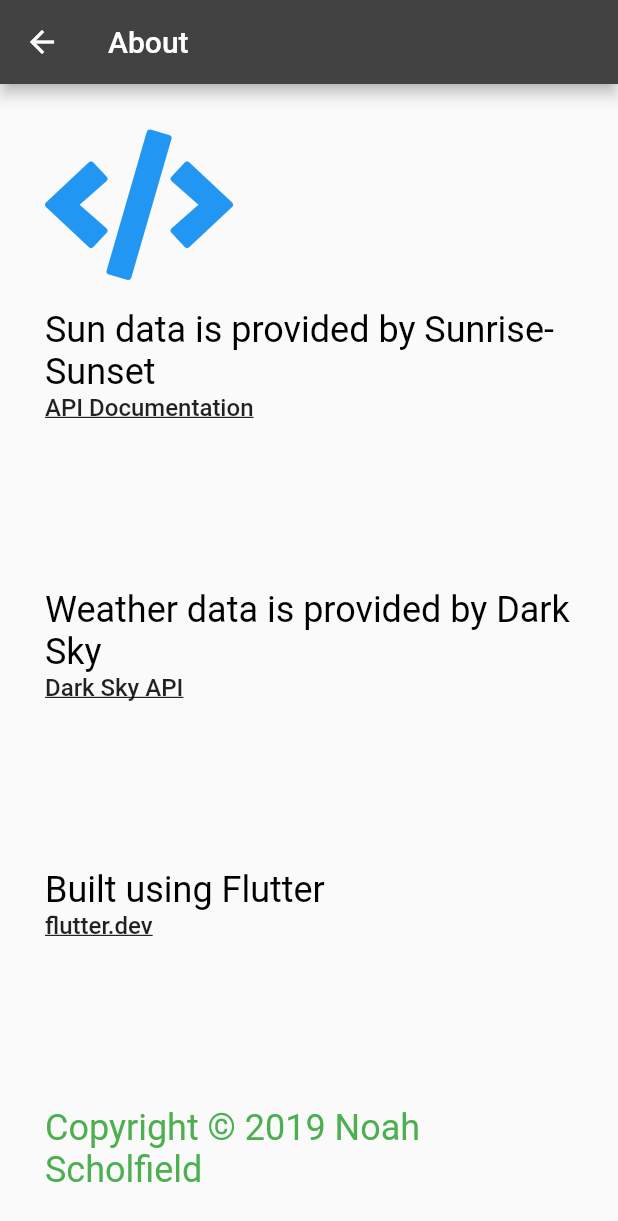
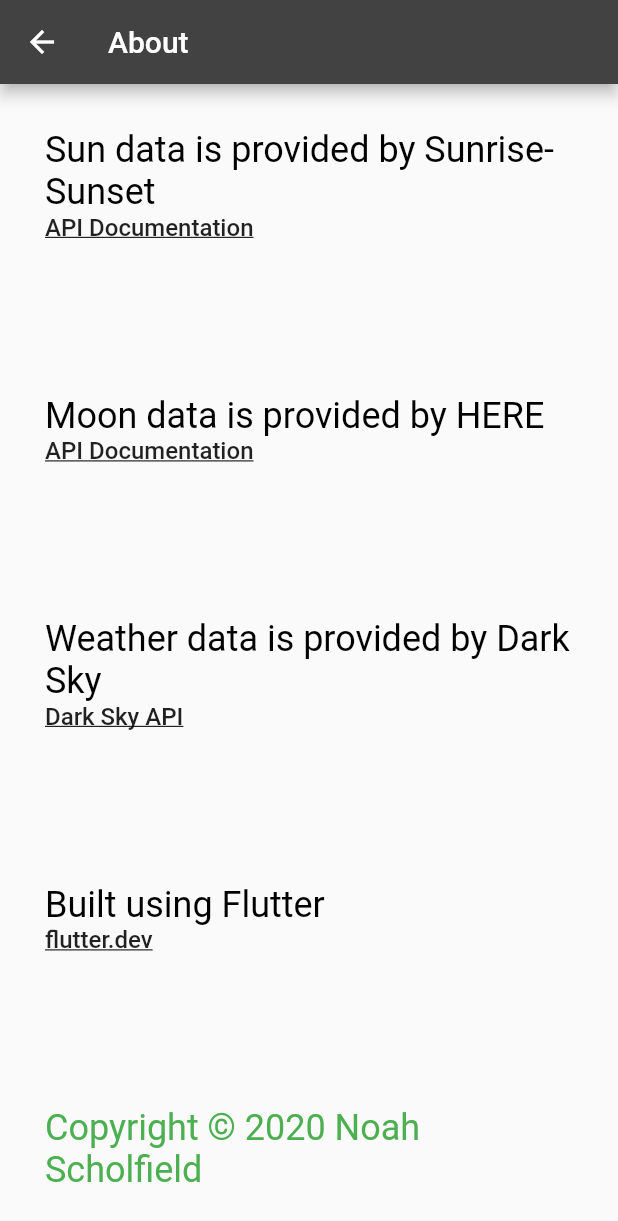
Before and after one commit to njscholfield/conditions-app, a Flutter app: the screen it shows after launch, after a tap on "About this app", on a phone screen of 412 x 824 dp. Shown: the top 1221 px of the screen. Run offline on Flutter 3.47's test engine with Material 2 defaults, Android fonts, the phone set to English and light mode, and no system bars; our stand-ins replace font_awesome_flutter, geolocator, shared_preferences; missing offline and left inert: darksky_weather.

Commit message:
Switch to new material text style names

```diff
--- a/lib/components/About.dart
+++ b/lib/components/About.dart
@@ -17,32 +17,38 @@
         child: Column(
           crossAxisAlignment: CrossAxisAlignment.start,
           children: <Widget>[
-            Padding(
-              child: Icon(FontAwesomeIcons.code,
-                size: 100.0,
-                color: Colors.blue,
-              ),
-              padding: EdgeInsets.only(bottom: 20.0),
-            ),
-            Text('Sun data is provided by Sunrise-Sunset', style: Theme.of(context).textTheme.headline,),
+            // Padding(
+            //   child: Icon(FontAwesomeIcons.code,
+            //     size: 100.0,
+            //     color: Colors.blue,
+            //   ),
+            //   padding: EdgeInsets.only(bottom: 20.0),
+            // ),
+            Text('Sun data is provided by Sunrise-Sunset', style: Theme.of(context).textTheme.headline5,),
             ClickableLink(
               url: 'https://sunrise-sunset.org/api',
-              child: Text('API Documentation', style: Theme.of(context).textTheme.body2)
+              child: Text('API Documentation', style: Theme.of(context).textTheme.bodyText1)
             ),
             Spacer(),
-            Text('Weather data is provided by Dark Sky', style: Theme.of(context).textTheme.headline),
+            Text('Moon data is provided by HERE', style: Theme.of(context).textTheme.headline5),
+            ClickableLink(
+              url: 'https://developer.here.com/documentation/destination-weather/dev_guide/topics/example-astronomy-forecast.html',
+              child: Text('API Documentation', style: Theme.of(context).textTheme.bodyText1)
+            ),
+            Spacer(),
+            Text('Weather data is provided by Dark Sky', style: Theme.of(context).textTheme.headline5),
             ClickableLink(
               url: 'https://darksky.net/dev',
-              child: Text('Dark Sky API', style: Theme.of(context).textTheme.body2)
+              child: Text('Dark Sky API', style: Theme.of(context).textTheme.bodyText1)
             ),
             Spacer(),
-            Text('Built using Flutter', style: Theme.of(context).textTheme.headline,),
+            Text('Built using Flutter', style: Theme.of(context).textTheme.headline5,),
             ClickableLink(
               url: 'https://flutter.dev',
-              child: Text('flutter.dev', style: Theme.of(context).textTheme.body2)
+              child: Text('flutter.dev', style: Theme.of(context).textTheme.bodyText1)
             ),
             Spacer(),
-            Text('Copyright © 2019 Noah Scholfield', style: Theme.of(context).textTheme.headline.copyWith(color: Colors.green)),
+            Text('Copyright © 2020 Noah Scholfield', style: Theme.of(context).textTheme.headline5.copyWith(color: Colors.green)),
           ],
         ),
       )
--- a/lib/components/MoonCard.dart
+++ b/lib/components/MoonCard.dart
@@ -18,7 +18,7 @@
       child: Column(
         mainAxisAlignment: MainAxisAlignment.center,
         children: <Widget>[
-          Text('Moon', style: Theme.of(context).textTheme.display1),
+          Text('Moon', style: Theme.of(context).textTheme.headline4),
           moonData,
         ],
       ),
--- a/lib/main.dart
+++ b/lib/main.dart
@@ -28,19 +28,19 @@
         brightness: Brightness.light,
         primaryColor: Colors.grey[800],
         textTheme: TextTheme(
-          title: TextStyle(
+          headline6: TextStyle(
             color: Colors.white,
           ),
-          display1: TextStyle(
+          headline4: TextStyle(
             color: Colors.white,
           ),
-          headline: TextStyle(
+          headline5: TextStyle(
             color: Colors.black,
           ),
-          body1: TextStyle(
+          bodyText2: TextStyle(
             fontSize: 16.0
           ),
-          body2: TextStyle(
+          bodyText1: TextStyle(
             fontSize: 16.0,
             decoration: TextDecoration.underline
           ),
@@ -49,7 +49,7 @@
       darkTheme: ThemeData(
         brightness: Brightness.dark,
         textTheme: TextTheme(
-          body2: TextStyle(
+          bodyText1: TextStyle(
             fontSize: 16.0,
             decoration: TextDecoration.underline
           )
@@ -132,7 +132,7 @@
                       margin: const EdgeInsets.all(10.0),
                       child: Text(
                         'Updated: ${DateFormat.MMMMEEEEd().add_jm().format(new DateTime.now())}',
-                        style: Theme.of(context).textTheme.subhead.copyWith(
+                        style: Theme.of(context).textTheme.subtitle1.copyWith(
                           fontWeight: FontWeight.bold,
                           color: Colors.deepOrangeAccent,
                         ),
@@ -157,7 +157,7 @@
                   child: Column(
                     children: <Widget>[
                       Icon(FontAwesomeIcons.exclamationCircle, color: Colors.red),
-                      Text('Error loading Dark Sky data', style: Theme.of(context).textTheme.headline.copyWith(color: Colors.red))
+                      Text('Error loading Dark Sky data', style: Theme.of(context).textTheme.headline5.copyWith(color: Colors.red))
                     ],
                   ),
                 );
@@ -194,7 +194,7 @@
                     children: <Widget>[
                       Icon(FontAwesomeIcons.exclamationCircle, color: Colors.red),
                       Text('Error loading sun data',
-                        style: Theme.of(context).textTheme.headline.copyWith(color: Colors.red)
+                        style: Theme.of(context).textTheme.headline5.copyWith(color: Colors.red)
                       ),
                     ],
                   ),
@@ -203,7 +203,7 @@
                 return Container(
                   margin: const EdgeInsets.all(10.0),
                   child: Text('Enter a location to see the conditions there',
-                    style: Theme.of(context).textTheme.headline
+                    style: Theme.of(context).textTheme.headline5
                   )
                 );
               }
@@ -237,7 +237,7 @@
                     children: <Widget>[
                       Icon(FontAwesomeIcons.exclamationCircle, color: Colors.red),
                       Text('Error loading moon data: ${snapshot.error}',
-                        style: Theme.of(context).textTheme.headline.copyWith(color: Colors.red)
+                        style: Theme.of(context).textTheme.headline5.copyWith(color: Colors.red)
                       ),
                     ],
                   ),
@@ -249,7 +249,7 @@
           ),
           GestureDetector(
             child: Text('About this app',
-              style: Theme.of(context).textTheme.body1.copyWith(decoration: TextDecoration.underline),
+              style: Theme.of(context).textTheme.bodyText1.copyWith(decoration: TextDecoration.underline),
               textAlign: TextAlign.center,
             ),
             onTap: () {
--- a/lib/models/MoonData.dart
+++ b/lib/models/MoonData.dart
@@ -69,7 +69,7 @@
                     ),
                     Text(
                       moonrise,
-                      style: Theme.of(context).textTheme.title,
+                      style: Theme.of(context).textTheme.headline6,
                     ),
                   ]
                 ),
@@ -102,7 +102,7 @@
                     ),
                     Text(
                       moonset,
-                      style: Theme.of(context).textTheme.title,
+                      style: Theme.of(context).textTheme.headline6,
                     ),
                   ],
                 ),
@@ -127,7 +127,7 @@
                       padding: (moonPhaseDesc.length < 10) ? const EdgeInsets.all(0) : const EdgeInsets.symmetric(vertical: 3.0),
                       child: Text(
                         moonPhaseDesc,
-                        style: (moonPhaseDesc.length < 10) ? Theme.of(context).textTheme.title : Theme.of(context).textTheme.subhead.copyWith(color: Colors.white),
+                        style: (moonPhaseDesc.length < 10) ? Theme.of(context).textTheme.headline6 : Theme.of(context).textTheme.subtitle1.copyWith(color: Colors.white),
                         // style: Theme.of(context).textTheme.title,
                         textAlign: TextAlign.center,
                       ),
--- a/pubspec.yaml
+++ b/pubspec.yaml
@@ -11,7 +11,7 @@
 # In iOS, build-name is used as CFBundleShortVersionString while build-number used as CFBundleVersion.
 # Read more about iOS versioning at
 # https://developer.apple.com/library/archive/documentation/General/Reference/InfoPlistKeyReference/Articles/CoreFoundationKeys.html
-version: 1.4.0
+version: 1.5.0
 
 environment:
   sdk: ">=2.1.0 <3.0.0"
```
Also changed, not shown: lib/components/DarkSky.dart (+6 -6 lines), lib/components/DarkSkyExpanded.dart (+20 -20 lines), lib/components/SunCard.dart (+4 -4 lines), lib/components/SunCardExpanded.dart (+13 -13 lines).
